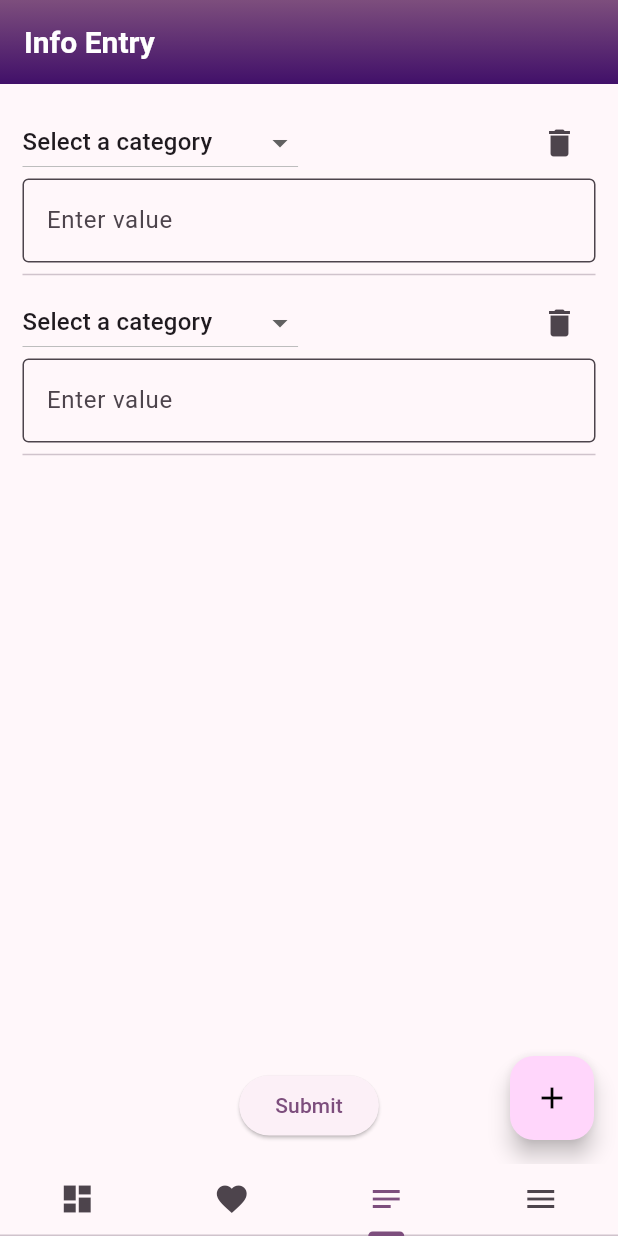
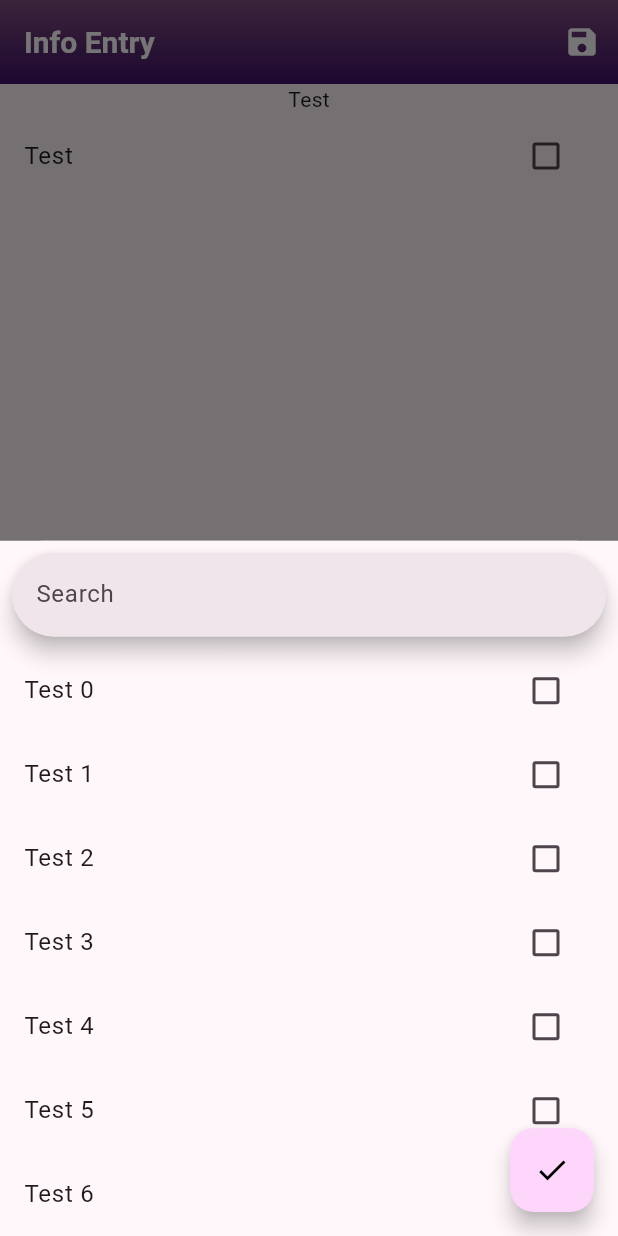
Before and after one commit to MatthewBertello/chd_app, a Flutter app: the screen it shows once a user with an empty profile is signed in, item 3 of the bottom bar chosen, after a tap on the "add" icon, on a phone screen of 412 x 824 dp. Run offline on Flutter 3.47's test engine with Material 3 defaults, Android fonts, the phone set to English and light mode, and no system bars; our stand-ins replace flutter_dotenv, shared_preferences, supabase_flutter, syncfusion_flutter_charts; missing offline and left inert: dart:ffi, supabase_auth_ui; accounts and stored records are empty; network calls fail.

Commit message:
WIP info entry screen

```diff
--- a/lib/components/default_app_bar.dart
+++ b/lib/components/default_app_bar.dart
@@ -1,10 +1,11 @@
 import 'package:flutter/material.dart';
 
 class DefaultAppBar extends AppBar {
-  DefaultAppBar({Key? key, Widget? title, required BuildContext context})
+  DefaultAppBar({Key? key, Widget? title, required BuildContext context, List<Widget>? actions})
       : super(
           key: key,
           title: title,
+          actions: actions,
           flexibleSpace: Container(
             decoration: BoxDecoration(
               gradient: LinearGradient(
--- a/lib/components/tab_view.dart
+++ b/lib/components/tab_view.dart
@@ -24,13 +24,8 @@ class TabView extends StatelessWidget {
         return HealthWidget(model: model);
       },
     ),
-    Consumer<MainModel>(
-      builder: (context, model, child) {
-        return const DailyInfoWidget();
-      },
-    ),
-
-      BurgerMenu(),
+    DailyInfoWidget(),
+    BurgerMenu(),
   ];
 
   TabView({super.key});
--- a/lib/models/main_model.dart
+++ b/lib/models/main_model.dart
@@ -14,6 +14,8 @@ class MainModel extends ChangeNotifier {
     variableDefinitions = data;
     print(variableDefinitions);
   }
+
+
 
   // Method to get the countdown for the due date in days
   int dueDateCountDown() {
--- a/lib/screens/info_entry_screen.dart
+++ b/lib/screens/info_entry_screen.dart
@@ -1,5 +1,10 @@
+import 'dart:ffi';
+
 import 'package:chd_app/components/default_app_bar.dart';
+import 'package:chd_app/models/main_model.dart';
+import 'package:chd_app/utils/helper_widgets.dart';
 import 'package:flutter/material.dart';
+import 'package:provider/provider.dart';
 
 class DailyInfoWidget extends StatefulWidget {
   const DailyInfoWidget({super.key});
@@ -9,112 +14,149 @@ class DailyInfoWidget extends StatefulWidget {
 }
 
 class _DailyInfoWidgetState extends State<DailyInfoWidget> {
-  List<Map<String, String>> items = [
-    {'category': 'Select a category'}
-  ];
+  bool checkboxValue = false;
+  List<bool> checkboxValues = List.filled(10, false);
 
-  List<TextEditingController> controllers = [];
-
-  List<String> categories = [
-    'Select a category',
-    'Water intake (cups)',
-    'Sleep (hours)',
-    'Fruit intake (servings)',
-  ];
   @override
   Widget build(BuildContext context) {
+    print("Build");
     return Scaffold(
-      appBar: DefaultAppBar(context: context, title: Text('Info Entry')),
+      appBar: DefaultAppBar(
+        context: context,
+        title: const Text('Info Entry'),
+        actions: [
+          IconButton(
+              onPressed: () {},
+              icon: const Icon(Icons.save),
+              color: Theme.of(context).colorScheme.onPrimary),
+        ],
+      ),
       body: Column(
         children: [
-          Expanded(
-            child: Padding(
-              padding: const EdgeInsets.all(15.0),
-              child: SingleChildScrollView(
-                child: Column(
-                  mainAxisAlignment: MainAxisAlignment.start,
-                  children: [
-                    buildInputs(context),
-                  ],
+          const Text("Test"),
+          ListTile(
+            title: Text("Test"),
+            trailing: Checkbox(
+              value: checkboxValue,
+              onChanged: (bool? value) {
+                setState(() {
+                  checkboxValue = value!;
+                });
+              },
             ),
-              ),
-            ),
-          ),
-          Padding(
-            padding: const EdgeInsets.all(15.0),
-            child: ElevatedButton(
-              onPressed: () {
-                // Get the values from the text controllers
-                List<String> values =
-                    controllers.map((controller) => controller.text).toList();
-                print(values);
-              },
-              child: const Text('Submit'),
-            ),
-          ),
+          )
         ],
       ),
       floatingActionButton: FloatingActionButton(
         onPressed: () {
+          showModalBottomSheet(
+            context: context,
+            // builder: _bottomSheetBuilder,
+            builder: (BuildContext context) {
+              return SizedBox(
+      height: 600,
+      child: Center(
+        child: Scaffold(
+          body: Column(
+            children: [
+              Padding(
+                padding: const EdgeInsets.all(8.0),
+                child: SearchBar(
+                  hintText: "Search",
+                ),
+              ),
+              Expanded(
+                child: ListView.builder(
+                  shrinkWrap: true,
+                  itemCount: 10,
+                  itemBuilder: (BuildContext context, int index) {
+                    return ListTile(
+                      title: Text("Test $index"),
+                      trailing: Checkbox(
+                        value: checkboxValues[index],
+                        onChanged: (bool? value) {
+                          print("Checkbox value: $value");
+                          // Provider.of<_DailyInfoWidgetState>(context, listen: false).setState(() {
+                          //   print("provider");
+                          //   checkboxValues[index] = value!;
+                          // });
                           setState(() {
-            items.add({'category': categories[0]});
+                            print("setState");
+                            checkboxValues[index] = value!;
                           });
+                        },
+                      ),
+                    );
+                  },
+                ),
+              )
+            ],
+          ),
+          floatingActionButton: FloatingActionButton(
+            onPressed: () {
+              Navigator.pop(context);
+            },
+            child: Icon(Icons.check),
+          ),
+        ),
+      ),
+    );
+            },
+          );
         },
         child: const Icon(Icons.add),
       ),
     );
   }
 
-  Widget buildInputs(BuildContext context) {
-    return Column(
-      children: items.map((item) {
-        int index = items.indexOf(item);
-        TextEditingController controller = TextEditingController();
-        controllers.add(controller);
-        return Column(
+  Widget _bottomSheetBuilder(BuildContext context) {
+    return SizedBox(
+      height: 600,
+      child: Center(
+        child: Scaffold(
+          body: Column(
             children: [
-            Row(
-              mainAxisAlignment: MainAxisAlignment.spaceBetween,
-              children: [
-                DropdownButton<String>(
-                  value: item['category'],
-                  onChanged: (String? newValue) {
+              Padding(
+                padding: const EdgeInsets.all(8.0),
+                child: SearchBar(
+                  hintText: "Search",
+                ),
+              ),
+              Expanded(
+                child: ListView.builder(
+                  shrinkWrap: true,
+                  itemCount: 10,
+                  itemBuilder: (BuildContext context, int index) {
+                    return ListTile(
+                      title: Text("Test $index"),
+                      trailing: Checkbox(
+                        value: checkboxValues[index],
+                        onChanged: (bool? value) {
+                          print("Checkbox value: $value");
+                          Provider.of<_DailyInfoWidgetState>(context, listen: false).setState(() {
+                            print("provider");
+                            checkboxValues[index] = value!;
+                          });
                           setState(() {
-                      item['category'] = newValue!;
+                            print("setState");
+                            checkboxValues[index] = value!;
                           });
                         },
-                  items:
-                      categories.map<DropdownMenuItem<String>>((String value) {
-                    return DropdownMenuItem<String>(
-                      value: value,
-                      child: Text(value),
+                      ),
                     );
-                  }).toList(),
+                  },
                 ),
-                items.length > 1
-                    ? IconButton(
-                        icon: const Icon(Icons.delete),
-                        onPressed: () {
-                          setState(() {
-                            items.removeAt(index);
-                            controllers.removeAt(index);
-                          });
-                        },
               )
-                    : Container(),
             ],
           ),
-            TextField(
-              controller: controller,
-              decoration: InputDecoration(
-                hintText: 'Enter value',
+          floatingActionButton: FloatingActionButton(
+            onPressed: () {
+              Navigator.pop(context);
+            },
+            child: Icon(Icons.check),
           ),
         ),
-
-            const Divider(), // Add a divider between each item
-          ],
-        );
-      }).toList(),
+      ),
     );
   }
 }
```
Lines whose indentation alone changed are shown as unchanged.
